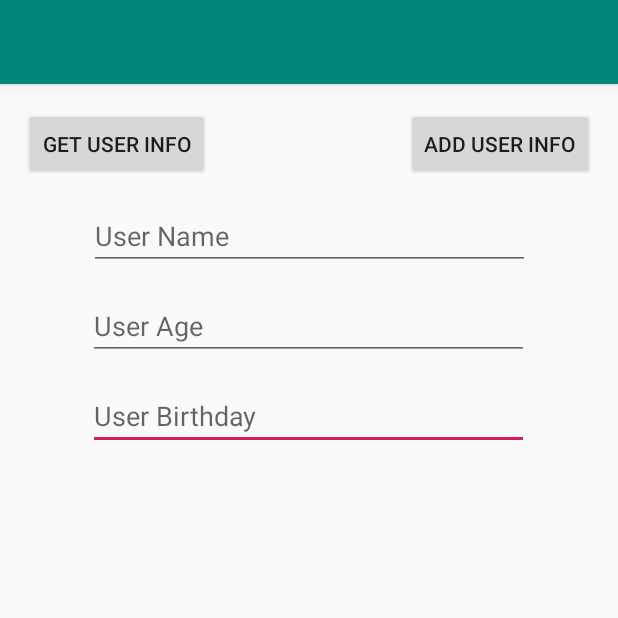
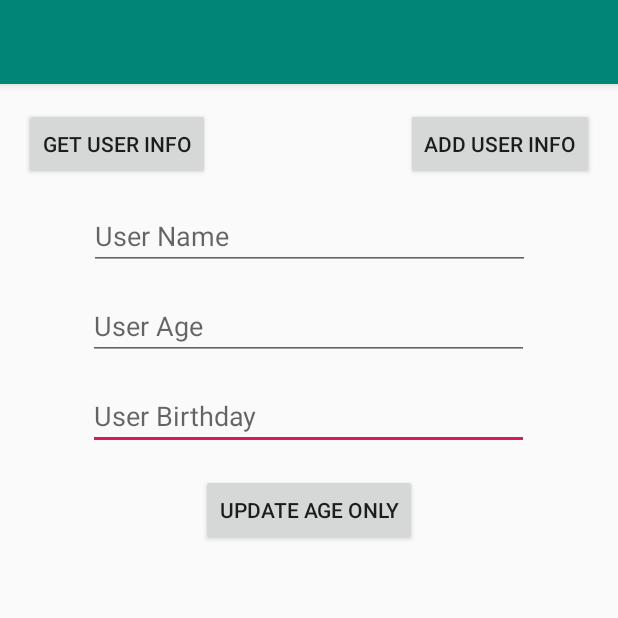
Before and after one commit to COP4331Group5/D2D_app, an Android app: the screen it shows after launch (MainActivity), after a tap on "ADD USER INFO", on a phone screen of 412 x 824 dp, the top half of it. Run offline under Robolectric (Android 15) with nearby library versions, the phone set to English and light mode, and no system bars; our stand-ins replace Firebase (no records; nobody signed in at launch, a user with empty details on screens opened directly); 1 statement that could not run was skipped.

```diff
--- a/D2D/app/src/main/java/com/google/cloud/solutions/d2d/MainActivity.java
+++ b/D2D/app/src/main/java/com/google/cloud/solutions/d2d/MainActivity.java
@@ -34,18 +34,46 @@ public class MainActivity extends AppCompatActivity {
     private DatabaseReference bdayRef = rootRef.child("Users").child("Adam").child("Birthday");
 //    private DatabaseReference planRef = rootRef.child("Users").child("Adam").child("nutritionPlan").child("0").child("0");
 
-    private void writeNewUser(String userID, String name, int age, String bday) {
-        //String key = rootRef.child("Users").getKey();
-        // Toast hh = new Toast("hh");
-        User user = new User(name, age, bday);
-        Map<String, Object> userValues = user.toMap();
+    User user;
+    private void createUser(String name, int age, String bday) {
+        user = new User(name, age, bday);
+    }
 
-        Map<String, Object> userUpdates = new HashMap<>();
-        userUpdates.put("/Users/" + userID + "/age/", userValues);
 
-        rootRef.updateChildren(userUpdates);
+    private void writeNewUser(User user, String userID/*String userID, String name, int age, String bday*/) {
+        //User user = new User(name, age, bday);
+       // Map<String, Object> userValues = user.toMap();
 
-        //rootRef.child("Users").child(userID).setValue(user);
+       // Map<String, Object> userUpdates = new HashMap<>();
+       // userUpdates.put("/Users/" + userID + "/age/", userValues);
+
+       // rootRef.updateChildren(userUpdates);
+
+        rootRef.child("Users").child(userID).setValue(user);
+    }
+
+    public void updateUserAge(String userID) {
+        int newAge = Integer.parseInt(userAgeField.getText().toString());
+
+        // Check for age validity
+        Map<String,Object> farts = user.updateAge(newAge);
+
+        Map<String, Object> fart = new HashMap<>();
+        fart.put("/Users/" + userID + "/age", farts);
+
+        rootRef.updateChildren(fart);
+    }
+
+    public void press(View view) {
+        //int age = Integer.parseInt(userAgeField.getText().toString());
+        //updateUserAge("4cXSk9TdjYMFCZXAvliMKnNHNry1");
+
+//        String refTemp = firebase.database().ref("Users/" + "4cXSk9TdjYMFCZXAvliMKnNHNry1" + "/Age");
+//
+//        int NEWAGE = 10;
+//        refTemp.update ({"Age": NEWAGE });
+
+        rootRef.child("Users").child("4cXSk9TdjYMFCZXAvliMKnNHNry1").child("Dates").child("blah").setValue(69);
     }
 
     public void submitNewUser(View view) {
@@ -53,7 +81,7 @@ public class MainActivity extends AppCompatActivity {
         int age = Integer.parseInt(userAgeField.getText().toString());
         String bday = userBdayField.getText().toString();
 
-        writeNewUser("4cXSk9TdjYMFCZXAvliMKnNHNry1", userName, age, bday);
+        writeNewUser(user,"4cXSk9TdjYMFCZXAvliMKnNHNry1");
     }
 
 
@@ -143,5 +171,14 @@ public class MainActivity extends AppCompatActivity {
 
             return result;
         }
+
+        @Exclude
+        public Map<String, Object> updateAge(int age) {
+            HashMap<String, Object> result = new HashMap<>();
+            result.put("age", age);
+
+            return result;
+
+        }
     }
 }
--- a/D2D/app/src/main/res/layout/content_main.xml
+++ b/D2D/app/src/main/res/layout/content_main.xml
@@ -80,4 +80,19 @@
         app:layout_constraintStart_toStartOf="parent"
         app:layout_constraintTop_toBottomOf="@+id/sendButton" />
 
+    <Button
+        android:id="@+id/update_age_button"
+        android:layout_width="wrap_content"
+        android:layout_height="wrap_content"
+        android:layout_marginStart="16dp"
+        android:layout_marginLeft="16dp"
+        android:layout_marginTop="16dp"
+        android:layout_marginEnd="16dp"
+        android:layout_marginRight="16dp"
+        android:onClick="press"
+        android:text="Update Age Only"
+        app:layout_constraintEnd_toEndOf="parent"
+        app:layout_constraintStart_toStartOf="parent"
+        app:layout_constraintTop_toBottomOf="@+id/enterBdayEdit" />
+
 </android.support.constraint.ConstraintLayout>
```
